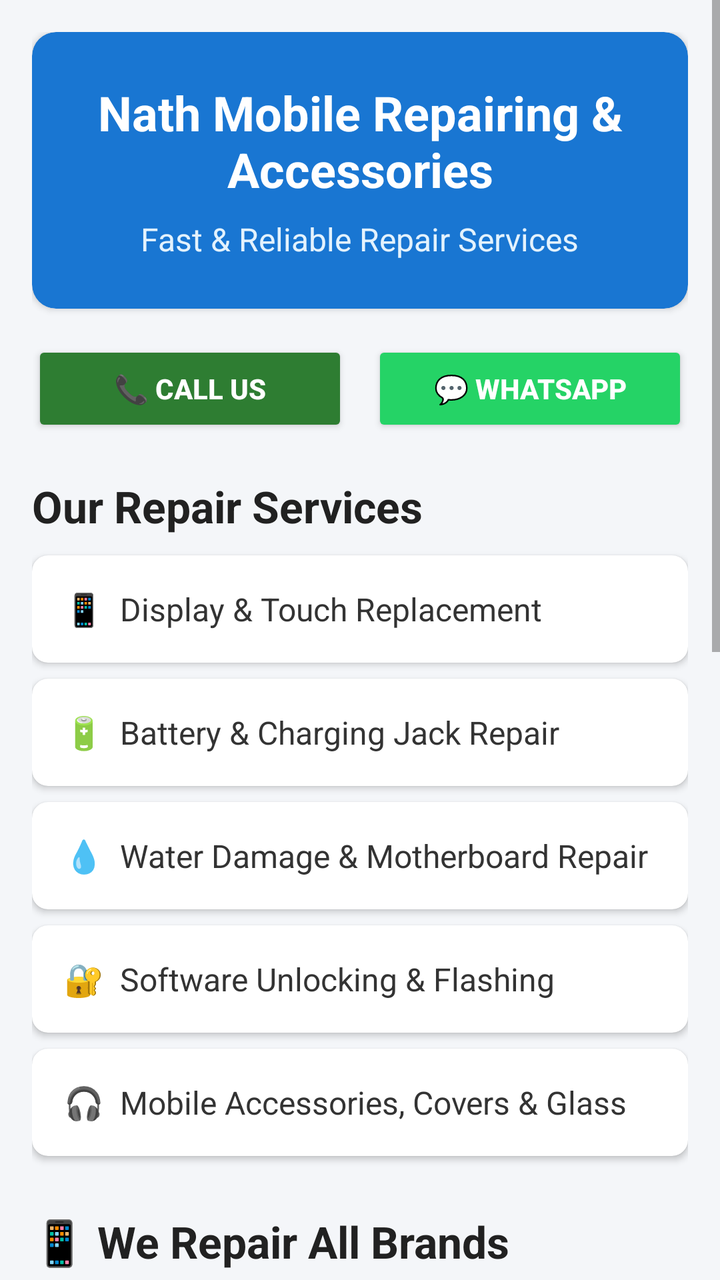
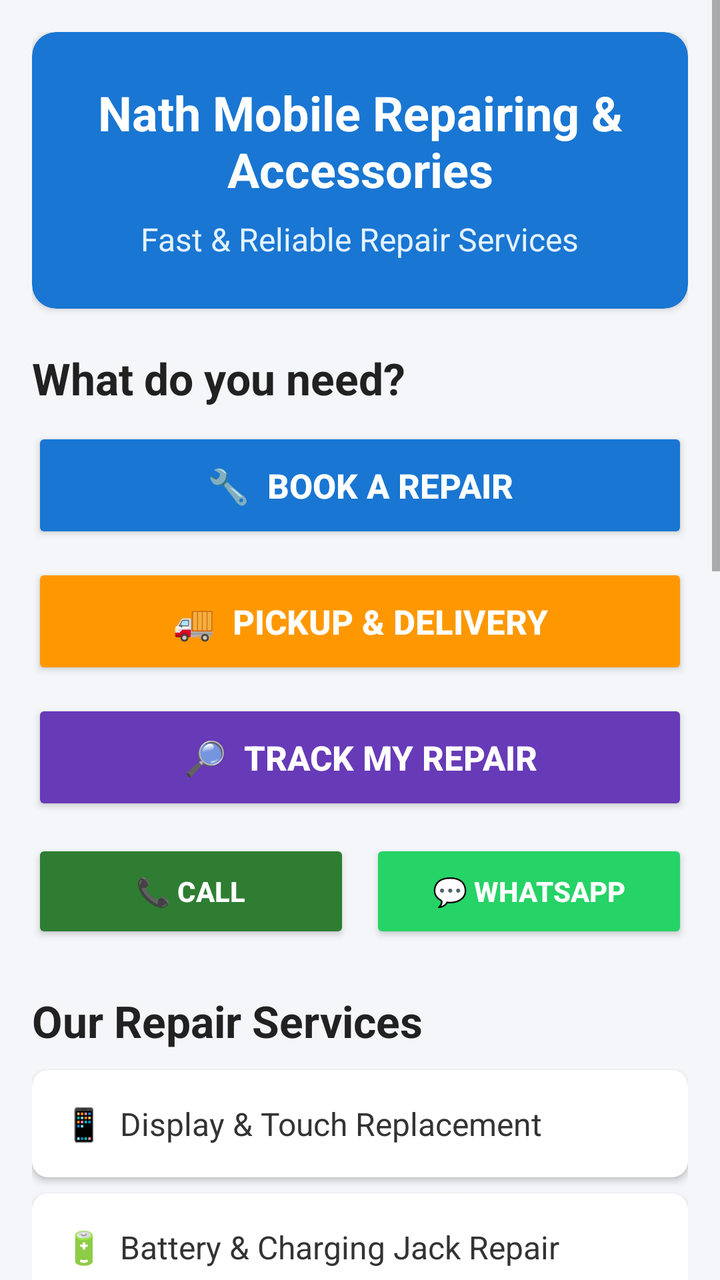

The first picture is an Android layout as it rendered before a commit; the second is the same layout after the commit. The layout source and the unified diff follow.
<!-- AndroidManifest.xml: application theme Theme.AppCompat.Light.DarkActionBar -->
<!-- res/layout/activity_main.xml -->
<?xml version="1.0" encoding="utf-8"?>
<ScrollView
    xmlns:android="http://schemas.android.com/apk/res/android"
    xmlns:app="http://schemas.android.com/apk/res-auto"
    android:layout_width="match_parent"
    android:layout_height="match_parent"
    android:background="#F4F6F9">

    <LinearLayout
        android:layout_width="match_parent"
        android:layout_height="wrap_content"
        android:orientation="vertical"
        android:padding="16dp">

        
        <androidx.cardview.widget.CardView
            android:layout_width="match_parent"
            android:layout_height="wrap_content"
            app:cardBackgroundColor="#1976D2"
            app:cardCornerRadius="12dp">

            <LinearLayout
                android:layout_width="match_parent"
                android:layout_height="wrap_content"
                android:orientation="vertical"
                android:gravity="center"
                android:padding="24dp">

                <TextView
                    android:layout_width="wrap_content"
                    android:layout_height="wrap_content"
                    android:text="Nath Mobile Repairing &amp; Accessories"
                    android:textColor="#FFFFFF"
                    android:textSize="24sp"
                    android:textStyle="bold"
                    android:gravity="center"/>

                <TextView
                    android:layout_width="wrap_content"
                    android:layout_height="wrap_content"
                    android:layout_marginTop="8dp"
                    android:text="Fast &amp; Reliable Repair Services"
                    android:textColor="#E3F2FD"
                    android:textSize="16sp"/>
            </LinearLayout>
        </androidx.cardview.widget.CardView>


        
        <LinearLayout
            android:layout_width="match_parent"
            android:layout_height="wrap_content"
            android:layout_marginTop="16dp"
            android:orientation="horizontal">

            <Button
                android:id="@+id/btnCall"
                android:layout_width="0dp"
                android:layout_height="wrap_content"
                android:layout_weight="1"
                android:layout_marginEnd="6dp"
                android:backgroundTint="#2E7D32"
                android:text="📞 CALL US"
                android:textColor="#FFFFFF"
                android:textStyle="bold"/>

            <Button
                android:id="@+id/btnWhatsapp"
                android:layout_width="0dp"
                android:layout_height="wrap_content"
                android:layout_weight="1"
                android:layout_marginStart="6dp"
                android:backgroundTint="#25D366"
                android:text="💬 WHATSAPP"
                android:textColor="#FFFFFF"
                android:textStyle="bold"/>
        </LinearLayout>


        
        <TextView
            android:layout_width="wrap_content"
            android:layout_height="wrap_content"
            android:layout_marginTop="20dp"
            android:layout_marginBottom="10dp"
            android:text="Our Repair Services"
            android:textColor="#212121"
            android:textSize="22sp"
            android:textStyle="bold"/>


        
        <androidx.cardview.widget.CardView
            android:id="@+id/cardDisplay"
            android:layout_width="match_parent"
            android:layout_height="wrap_content"
            android:layout_marginBottom="8dp"
            app:cardCornerRadius="8dp">

            <TextView
                android:layout_width="match_parent"
                android:layout_height="wrap_content"
                android:padding="16dp"
                android:text="📱  Display &amp; Touch Replacement"
                android:textColor="#333333"
                android:textSize="16sp"/>
        </androidx.cardview.widget.CardView>


        
        <androidx.cardview.widget.CardView
            android:id="@+id/cardBattery"
            android:layout_width="match_parent"
            android:layout_height="wrap_content"
            android:layout_marginBottom="8dp"
            app:cardCornerRadius="8dp">

            <TextView
                android:layout_width="match_parent"
                android:layout_height="wrap_content"
                android:padding="16dp"
                android:text="🔋  Battery &amp; Charging Jack Repair"
                android:textColor="#333333"
                android:textSize="16sp"/>
        </androidx.cardview.widget.CardView>


        
        <androidx.cardview.widget.CardView
            android:id="@+id/cardWater"
            android:layout_width="match_parent"
            android:layout_height="wrap_content"
            android:layout_marginBottom="8dp"
            app:cardCornerRadius="8dp">

            <TextView
                android:layout_width="match_parent"
                android:layout_height="wrap_content"
                android:padding="16dp"
                android:text="💧  Water Damage &amp; Motherboard Repair"
                android:textColor="#333333"
                android:textSize="16sp"/>
        </androidx.cardview.widget.CardView>


        
        <androidx.cardview.widget.CardView
            android:id="@+id/cardSoftware"
            android:layout_width="match_parent"
            android:layout_height="wrap_content"
            android:layout_marginBottom="8dp"
            app:cardCornerRadius="8dp">

            <TextView
                android:layout_width="match_parent"
                android:layout_height="wrap_content"
                android:padding="16dp"
                android:text="🔐  Software Unlocking &amp; Flashing"
                android:textColor="#333333"
                android:textSize="16sp"/>
        </androidx.cardview.widget.CardView>


        
        <androidx.cardview.widget.CardView
            android:id="@+id/cardAccessories"
            android:layout_width="match_parent"
            android:layout_height="wrap_content"
            android:layout_marginBottom="8dp"
            app:cardCornerRadius="8dp">

            <TextView
                android:layout_width="match_parent"
                android:layout_height="wrap_content"
                android:padding="16dp"
                android:text="🎧  Mobile Accessories, Covers &amp; Glass"
                android:textColor="#333333"
                android:textSize="16sp"/>
        </androidx.cardview.widget.CardView>


        
        <TextView
            android:layout_width="wrap_content"
            android:layout_height="wrap_content"
            android:layout_marginTop="20dp"
            android:layout_marginBottom="10dp"
            android:text="📱 We Repair All Brands"
            android:textColor="#212121"
            android:textSize="22sp"
            android:textStyle="bold"/>

        <androidx.cardview.widget.CardView
            android:layout_width="match_parent"
            android:layout_height="wrap_content"
            app:cardCornerRadius="10dp">

            <LinearLayout
                android:layout_width="match_parent"
                android:layout_height="wrap_content"
                android:orientation="vertical"
                android:padding="16dp">

                <TextView
                    android:layout_width="match_parent"
                    android:layout_height="wrap_content"
                    android:gravity="center"
                    android:padding="12dp"
                    android:text="Samsung          iPhone"
                    android:textColor="#333333"
                    android:textSize="18sp"
                    android:textStyle="bold"/>

                <TextView
                    android:layout_width="match_parent"
                    android:layout_height="wrap_content"
                    android:gravity="center"
                    android:padding="12dp"
                    android:text="Vivo                 Oppo"
                    android:textColor="#333333"
                    android:textSize="18sp"
                    android:textStyle="bold"/>

                <TextView
                    android:layout_width="match_parent"
                    android:layout_height="wrap_content"
                    android:gravity="center"
                    android:padding="12dp"
                    android:text="Xiaomi            OnePlus"
                    android:textColor="#333333"
                    android:textSize="18sp"
                    android:textStyle="bold"/>

                <TextView
                    android:layout_width="match_parent"
                    android:layout_height="wrap_content"
                    android:gravity="center"
                    android:padding="12dp"
                    android:text="Realme            Redmi"
                    android:textColor="#333333"
                    android:textSize="18sp"
                    android:textStyle="bold"/>

                <TextView
                    android:layout_width="match_parent"
                    android:layout_height="wrap_content"
                    android:gravity="center"
                    android:padding="12dp"
                    android:text="Motorola          Nokia"
                    android:textColor="#333333"
                    android:textSize="18sp"
                    android:textStyle="bold"/>

                <TextView
                    android:layout_width="match_parent"
                    android:layout_height="wrap_content"
                    android:layout_marginTop="8dp"
                    android:gravity="center"
                    android:text="Expert repair services for all major mobile brands."
                    android:textColor="#777777"
                    android:textSize="14sp"/>
            </LinearLayout>
        </androidx.cardview.widget.CardView>


        
        <TextView
            android:layout_width="wrap_content"
            android:layout_height="wrap_content"
            android:layout_marginTop="20dp"
            android:layout_marginBottom="10dp"
            android:text="Why Choose Us?"
            android:textColor="#212121"
            android:textSize="22sp"
            android:textStyle="bold"/>

        <androidx.cardview.widget.CardView
            android:layout_width="match_parent"
            android:layout_height="wrap_content"
            app:cardCornerRadius="10dp">

            <LinearLayout
                android:layout_width="match_parent"
                android:layout_height="wrap_content"
                android:orientation="horizontal"
                android:padding="12dp">

                <TextView
                    android:layout_width="0dp"
                    android:layout_height="wrap_content"
                    android:layout_weight="1"
                    android:gravity="center"
                    android:text="⚡&#10;30-Min&#10;Repair"
                    android:textColor="#222222"
                    android:textSize="14sp"
                    android:textStyle="bold"/>

                <TextView
                    android:layout_width="0dp"
                    android:layout_height="wrap_content"
                    android:layout_weight="1"
                    android:gravity="center"
                    android:text="🛡️&#10;30 Days&#10;Warranty"
                    android:textColor="#222222"
                    android:textSize="14sp"
                    android:textStyle="bold"/>

                <TextView
                    android:layout_width="0dp"
                    android:layout_height="wrap_content"
                    android:layout_weight="1"
                    android:gravity="center"
                    android:text="🔒&#10;Data Safe"
                    android:textColor="#222222"
                    android:textSize="14sp"
                    android:textStyle="bold"/>
            </LinearLayout>
        </androidx.cardview.widget.CardView>


        
        <androidx.cardview.widget.CardView
            android:id="@+id/cardShop"
            android:layout_width="match_parent"
            android:layout_height="wrap_content"
            android:layout_marginTop="16dp"
            android:layout_marginBottom="20dp"
            app:cardCornerRadius="10dp">

            <LinearLayout
                android:layout_width="match_parent"
                android:layout_height="wrap_content"
                android:orientation="vertical"
                android:padding="16dp">

                <TextView
                    android:layout_width="wrap_content"
                    android:layout_height="wrap_content"
                    android:text="📍 Visit Our Shop"
                    android:textColor="#1976D2"
                    android:textSize="20sp"
                    android:textStyle="bold"/>

                <TextView
                    android:layout_width="wrap_content"
                    android:layout_height="wrap_content"
                    android:layout_marginTop="6dp"
                    android:text="Open All Days: 9:00 AM - 9:00 PM"
                    android:textColor="#666666"
                    android:textSize="14sp"/>

                <TextView
                    android:layout_width="wrap_content"
                    android:layout_height="wrap_content"
                    android:layout_marginTop="4dp"
                    android:text="Contact us for instant repair quotes."
                    android:textColor="#666666"
                    android:textSize="14sp"/>

            </LinearLayout>
        </androidx.cardview.widget.CardView>

    </LinearLayout>
</ScrollView>
<!-- resources referenced by this layout -->
<resources>

</resources>

<!-- the commit's change to res/layout/activity_main.xml (unified diff, before → after) -->
@@ -47,29 +47,75 @@
 
 
         
+
+        <TextView
+            android:layout_width="wrap_content"
+            android:layout_height="wrap_content"
+            android:layout_marginTop="20dp"
+            android:text="What do you need?"
+            android:textColor="#212121"
+            android:textSize="22sp"
+            android:textStyle="bold"/>
+
+        <Button
+            android:id="@+id/btnBookRepair"
+            android:layout_width="match_parent"
+            android:layout_height="58dp"
+            android:layout_marginTop="10dp"
+            android:backgroundTint="#1976D2"
+            android:text="🔧  BOOK A REPAIR"
+            android:textColor="#FFFFFF"
+            android:textSize="17sp"
+            android:textStyle="bold"/>
+
+        <Button
+            android:id="@+id/btnPickupDelivery"
+            android:layout_width="match_parent"
+            android:layout_height="58dp"
+            android:layout_marginTop="10dp"
+            android:backgroundTint="#FF9800"
+            android:text="🚚  PICKUP &amp; DELIVERY"
+            android:textColor="#FFFFFF"
+            android:textSize="17sp"
+            android:textStyle="bold"/>
+
+        <Button
+            android:id="@+id/btnTrackRepair"
+            android:layout_width="match_parent"
+            android:layout_height="58dp"
+            android:layout_marginTop="10dp"
+            android:backgroundTint="#673AB7"
+            android:text="🔎  TRACK MY REPAIR"
+            android:textColor="#FFFFFF"
+            android:textSize="17sp"
+            android:textStyle="bold"/>
+
+
+        
+
         <LinearLayout
             android:layout_width="match_parent"
             android:layout_height="wrap_content"
-            android:layout_marginTop="16dp"
+            android:layout_marginTop="12dp"
             android:orientation="horizontal">
 
             <Button
                 android:id="@+id/btnCall"
                 android:layout_width="0dp"
-                android:layout_height="wrap_content"
+                android:layout_height="52dp"
                 android:layout_weight="1"
-                android:layout_marginEnd="6dp"
+                android:layout_marginEnd="5dp"
                 android:backgroundTint="#2E7D32"
-                android:text="📞 CALL US"
+                android:text="📞 CALL"
                 android:textColor="#FFFFFF"
                 android:textStyle="bold"/>
 
             <Button
                 android:id="@+id/btnWhatsapp"
                 android:layout_width="0dp"
-                android:layout_height="wrap_content"
+                android:layout_height="52dp"
                 android:layout_weight="1"
-                android:layout_marginStart="6dp"
+                android:layout_marginStart="5dp"
                 android:backgroundTint="#25D366"
                 android:text="💬 WHATSAPP"
                 android:textColor="#FFFFFF"
@@ -78,18 +124,17 @@
 
 
         
+
         <TextView
             android:layout_width="wrap_content"
             android:layout_height="wrap_content"
-            android:layout_marginTop="20dp"
+            android:layout_marginTop="24dp"
             android:layout_marginBottom="10dp"
             android:text="Our Repair Services"
             android:textColor="#212121"
             android:textSize="22sp"
             android:textStyle="bold"/>
 
-
-        
         <androidx.cardview.widget.CardView
             android:id="@+id/cardDisplay"
             android:layout_width="match_parent"
@@ -106,8 +151,6 @@
                 android:textSize="16sp"/>
         </androidx.cardview.widget.CardView>
 
-
-        
         <androidx.cardview.widget.CardView
             android:id="@+id/cardBattery"
             android:layout_width="match_parent"
@@ -124,8 +167,6 @@
                 android:textSize="16sp"/>
         </androidx.cardview.widget.CardView>
 
-
-        
         <androidx.cardview.widget.CardView
             android:id="@+id/cardWater"
             android:layout_width="match_parent"
@@ -142,8 +183,6 @@
                 android:textSize="16sp"/>
         </androidx.cardview.widget.CardView>
 
-
-        
         <androidx.cardview.widget.CardView
             android:id="@+id/cardSoftware"
             android:layout_width="match_parent"
@@ -160,8 +199,6 @@
                 android:textSize="16sp"/>
         </androidx.cardview.widget.CardView>
 
-
-        
         <androidx.cardview.widget.CardView
             android:id="@+id/cardAccessories"
             android:layout_width="match_parent"
@@ -180,6 +217,7 @@
 
 
         
+
         <TextView
             android:layout_width="wrap_content"
             android:layout_height="wrap_content"
@@ -199,71 +237,64 @@
                 android:layout_width="match_parent"
                 android:layout_height="wrap_content"
                 android:orientation="vertical"
-                android:padding="16dp">
-
-                <TextView
-                    android:layout_width="match_parent"
-                    android:layout_height="wrap_content"
-                    android:gravity="center"
-                    android:padding="12dp"
-                    android:text="Samsung          iPhone"
-                    android:textColor="#333333"
-                    android:textSize="18sp"
-                    android:textStyle="bold"/>
-
-                <TextView
-                    android:layout_width="match_parent"
-                    android:layout_height="wrap_content"
-                    android:gravity="center"
-                    android:padding="12dp"
-                    android:text="Vivo                 Oppo"
-                    android:textColor="#333333"
-                    android:textSize="18sp"
-                    android:textStyle="bold"/>
-
-                <TextView
-                    android:layout_width="match_parent"
-                    android:layout_height="wrap_content"
-                    android:gravity="center"
-                    android:padding="12dp"
-                    android:text="Xiaomi            OnePlus"
-                    android:textColor="#333333"
-                    android:textSize="18sp"
-                    android:textStyle="bold"/>
-
-                <TextView
-                    android:layout_width="match_parent"
-                    android:layout_height="wrap_content"
-                    android:gravity="center"
-                    android:padding="12dp"
-                    android:text="Realme            Redmi"
-                    android:textColor="#333333"
-                    android:textSize="18sp"
-                    android:textStyle="bold"/>
-
-                <TextView
-                    android:layout_width="match_parent"
-                    android:layout_height="wrap_content"
-                    android:gravity="center"
-                    android:padding="12dp"
-                    android:text="Motorola          Nokia"
-                    android:textColor="#333333"
-                    android:textSize="18sp"
-                    android:textStyle="bold"/>
-
-                <TextView
-                    android:layout_width="match_parent"
-                    android:layout_height="wrap_content"
-                    android:layout_marginTop="8dp"
-                    android:gravity="center"
-                    android:text="Expert repair services for all major mobile brands."
-                    android:textColor="#777777"
-                    android:textSize="14sp"/>
+                android:padding="12dp">
+
+                <TextView
+                    android:layout_width="match_parent"
+                    android:layout_height="wrap_content"
+                    android:gravity="center"
+                    android:padding="10dp"
+                    android:text="Samsung     •     iPhone"
+                    android:textColor="#333333"
+                    android:textSize="17sp"
+                    android:textStyle="bold"/>
+
+                <TextView
+                    android:layout_width="match_parent"
+                    android:layout_height="wrap_content"
+                    android:gravity="center"
+                    android:padding="10dp"
+                    android:text="Vivo          •     Oppo"
+                    android:textColor="#333333"
+                    android:textSize="17sp"
+                    android:textStyle="bold"/>
+
+                <TextView
+                    android:layout_width="match_parent"
+                    android:layout_height="wrap_content"
+                    android:gravity="center"
+                    android:padding="10dp"
+                    android:text="Xiaomi        •     OnePlus"
+                    android:textColor="#333333"
+                    android:textSize="17sp"
+                    android:textStyle="bold"/>
+
+                <TextView
+                    android:layout_width="match_parent"
+                    android:layout_height="wrap_content"
+                    android:gravity="center"
+                    android:padding="10dp"
+                    android:text="Realme       •     Redmi"
+                    android:textColor="#333333"
+                    android:textSize="17sp"
+                    android:textStyle="bold"/>
+
+                <TextView
+                    android:layout_width="match_parent"
+                    android:layout_height="wrap_content"
+                    android:gravity="center"
+                    android:padding="10dp"
+                    android:text="Motorola     •     Nokia"
+                    android:textColor="#333333"
+                    android:textSize="17sp"
+                    android:textStyle="bold"/>
+
             </LinearLayout>
         </androidx.cardview.widget.CardView>
 
 
         
+
         <TextView
             android:layout_width="wrap_content"
             android:layout_height="wrap_content"
@@ -319,6 +350,7 @@
 
 
         
+
         <androidx.cardview.widget.CardView
             android:id="@+id/cardShop"
             android:layout_width="match_parent"
@@ -353,12 +385,14 @@
                     android:layout_width="wrap_content"
                     android:layout_height="wrap_content"
                     android:layout_marginTop="4dp"
-                    android:text="Contact us for instant repair quotes."
-                    android:textColor="#666666"
-                    android:textSize="14sp"/>
+                    android:text="Pickup &amp; Delivery Available"
+                    android:textColor="#1976D2"
+                    android:textSize="14sp"
+                    android:textStyle="bold"/>
 
             </LinearLayout>
         </androidx.cardview.widget.CardView>
 
     </LinearLayout>
+
 </ScrollView>
